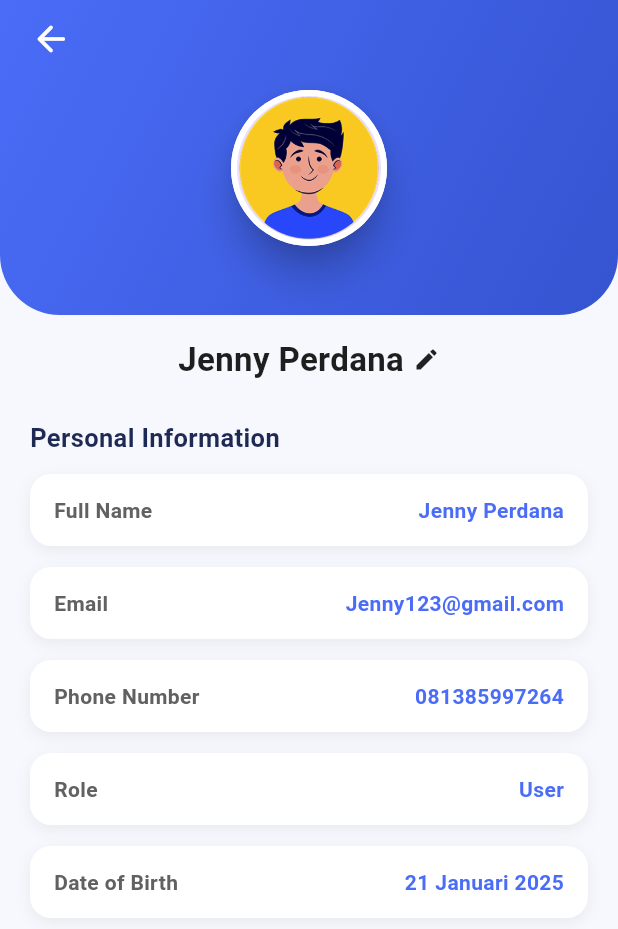
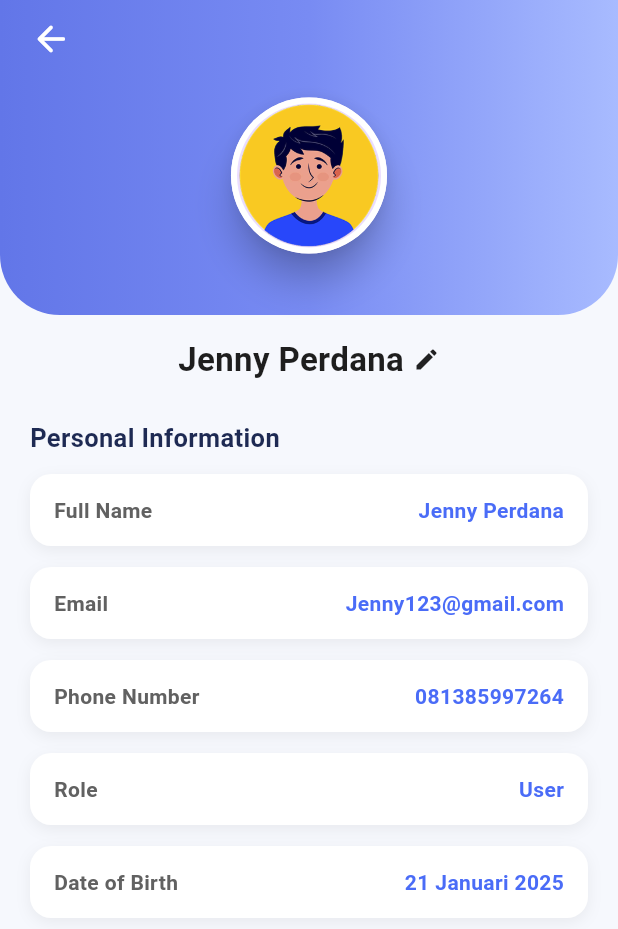
Before and after one commit to zollahrp/mitra-property-mobile, a Flutter app: the ShowProfileScreen screen opened directly, on a phone screen of 412 x 824 dp. Shown: the top 929 px of the screen. Run offline on Flutter 3.47's test engine with Material 3 defaults, Android fonts, the phone set to English and light mode, and no system bars; our stand-ins replace curved_navigation_bar, youtube_player_flutter; Roboto replaces fonts that are missing (Poppins).

Commit message:
masih di profile intinya

```diff
--- a/lib/screens/profile/show_profile_screen.dart
+++ b/lib/screens/profile/show_profile_screen.dart
@@ -15,16 +15,21 @@ class ShowProfileScreen extends StatelessWidget {
             // TOP HEADER
             // -------------------------------------
             Stack(
+              clipBehavior: Clip.none,
               children: [
-                // Blue gradient header
+                // Background gradient 3 warna
                 Container(
                   height: 210,
                   width: double.infinity,
                   decoration: const BoxDecoration(
                     gradient: LinearGradient(
-                      colors: [Color(0xFF4A6CF7), Color(0xFF3554D1)],
-                      begin: Alignment.topLeft,
-                      end: Alignment.bottomRight,
+                      colors: [
+                        Color(0xFF6276E8), // kiri
+                        Color(0xFF788BF3), // tengah
+                        Color(0xFFA8BBFF), // kanan (lebih muda)
+                      ],
+                      begin: Alignment.centerLeft,
+                      end: Alignment.centerRight,
                     ),
                     borderRadius: BorderRadius.only(
                       bottomLeft: Radius.circular(40),
@@ -33,11 +38,11 @@ class ShowProfileScreen extends StatelessWidget {
                   ),
                 ),
 
-                // Back button + Avatar
+                // Isi header
                 Positioned.fill(
                   child: Column(
                     children: [
-                      // Back Icon
+                      // Tombol Back
                       Align(
                         alignment: Alignment.centerLeft,
                         child: Padding(
@@ -53,10 +58,15 @@ class ShowProfileScreen extends StatelessWidget {
                         ),
                       ),
 
-                      const SizedBox(height: 20),
+                      const SizedBox(height: 25),
 
                       // Avatar floating
-                      Material(
+                      Positioned(
+                        bottom: -50,
+                        left: 0,
+                        right: 0,
+                        child: Center(
+                          child: Material(
                             elevation: 10,
                             shape: const CircleBorder(),
                             child: const CircleAvatar(
@@ -66,6 +76,8 @@ class ShowProfileScreen extends StatelessWidget {
                                 radius: 48,
                                 backgroundImage: AssetImage(
                                   "assets/images/avatar.png",
+                                ),
+                              ),
                             ),
                           ),
                         ),
```
Lines whose indentation alone changed are shown as unchanged.
